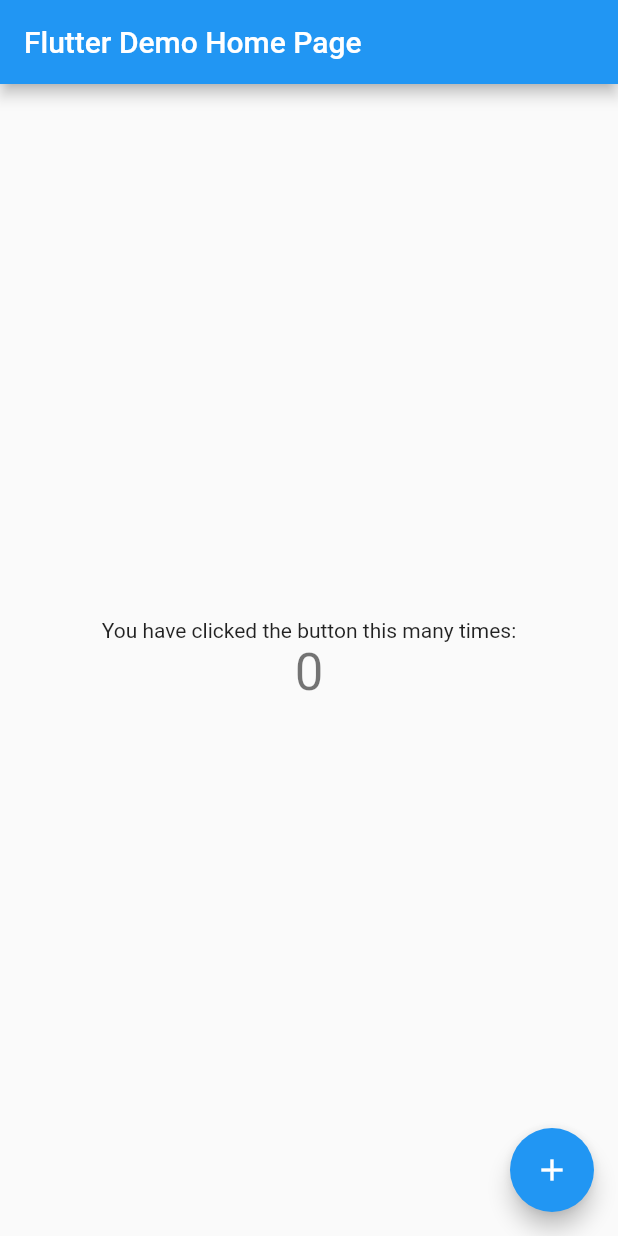
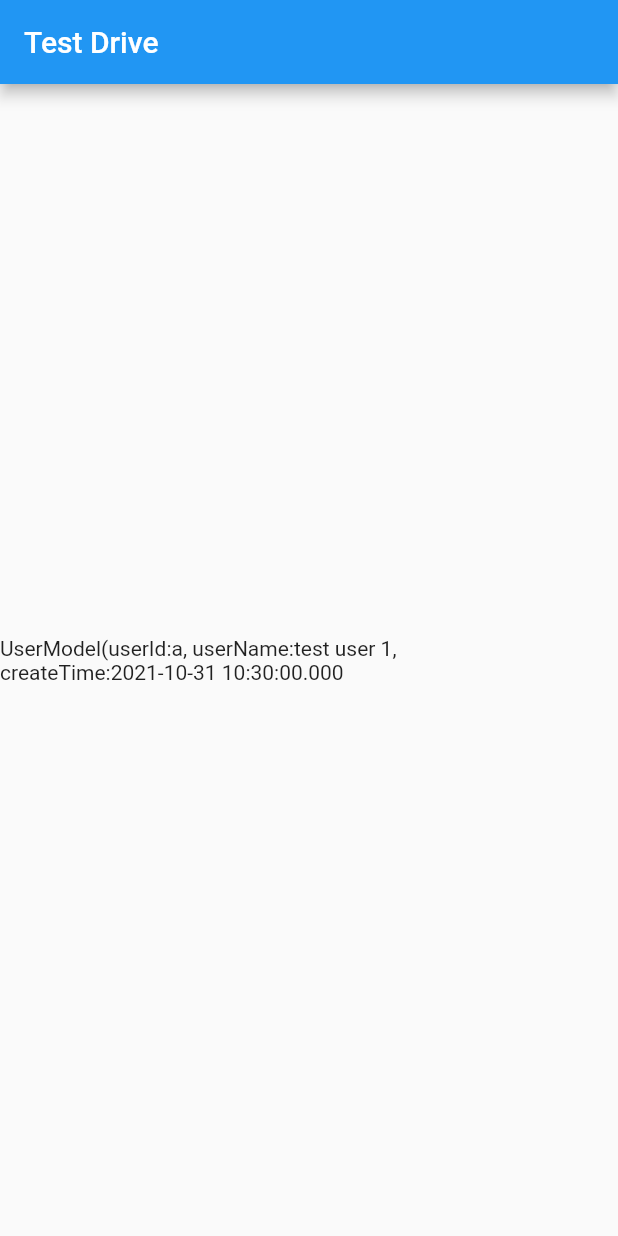
Before and after one commit to teriyaki398/flutter-trial, a Flutter app: the screen it shows after launch, on a phone screen of 412 x 824 dp. Run offline on Flutter 3.47's test engine with Material 2 defaults, Android fonts, the phone set to English and light mode, and no system bars.

Commit message:
create package structure

```diff
--- /dev/null
+++ b/my_app/lib/domain/model/user_model.dart
@@ -0,0 +1,20 @@
+class UserModel {
+  final String _userId;
+  final String _userName;
+  final DateTime _createTime;
+
+  UserModel._(this._userId, this._userName, this._createTime);
+
+  String get userId => _userId;
+
+  String get userName => _userName;
+
+  DateTime get createTime => _createTime;
+
+  static of(String userId, String userName, DateTime createTime) {
+    return UserModel._(userId, userName, createTime);
+  }
+
+  @override
+  String toString() => 'UserModel(userId:$_userId, userName:$_userName, createTime:$_createTime';
+}
--- a/my_app/lib/main.dart
+++ b/my_app/lib/main.dart
@@ -1,115 +1,19 @@
 import 'package:flutter/material.dart';
+import 'package:my_app/ui/user_view.dart';
 
-void main() {
-  runApp(const MyApp());
-}
+void main() => runApp(MyApp());
 
 class MyApp extends StatelessWidget {
   const MyApp({Key? key}) : super(key: key);
 
-  // This widget is the root of your application.
   @override
   Widget build(BuildContext context) {
     return MaterialApp(
-      title: 'Flutter Demo',
-      theme: ThemeData(
-        // This is the theme of your application.
-        //
-        // Try running your application with "flutter run". You'll see the
-        // application has a blue toolbar. Then, without quitting the app, try
-        // changing the primarySwatch below to Colors.green and then invoke
-        // "hot reload" (press "r" in the console where you ran "flutter run",
-        // or simply save your changes to "hot reload" in a Flutter IDE).
-        // Notice that the counter didn't reset back to zero; the application
-        // is not restarted.
-        primarySwatch: Colors.blue,
-      ),
-      home: const MyHomePage(title: 'Flutter Demo Home Page'),
-    );
+        title: 'Startup Name Generator',
+        home: Scaffold(
+            appBar: AppBar(
+              title: const Text('Test Drive'),
+            ),
+            body: UserView()));
   }
 }
-
-class MyHomePage extends StatefulWidget {
-  const MyHomePage({Key? key, required this.title}) : super(key: key);
-
-  // This widget is the home page of your application. It is stateful, meaning
-  // that it has a State object (defined below) that contains fields that affect
-  // how it looks.
-
-  // This class is the configuration for the state. It holds the values (in this
-  // case the title) provided by the parent (in this case the App widget) and
-  // used by the build method of the State. Fields in a Widget subclass are
-  // always marked "final".
-
-  final String title;
-
-  @override
-  State<MyHomePage> createState() => _MyHomePageState();
-}
-
-class _MyHomePageState extends State<MyHomePage> {
-  int _counter = 0;
-
-  void _incrementCounter() {
-    setState(() {
-      // This call to setState tells the Flutter framework that something has
-      // changed in this State, which causes it to rerun the build method below
-      // so that the display can reflect the updated values. If we changed
-      // _counter without calling setState(), then the build method would not be
-      // called again, and so nothing would appear to happen.
-      _counter++;
-    });
-  }
-
-  @override
-  Widget build(BuildContext context) {
-    // This method is rerun every time setState is called, for instance as done
-    // by the _incrementCounter method above.
-    //
-    // The Flutter framework has been optimized to make rerunning build methods
-    // fast, so that you can just rebuild anything that needs updating rather
-    // than having to individually change instances of widgets.
-    return Scaffold(
-      appBar: AppBar(
-        // Here we take the value from the MyHomePage object that was created by
-        // the App.build method, and use it to set our appbar title.
-        title: Text(widget.title),
-      ),
-      body: Center(
-        // Center is a layout widget. It takes a single child and positions it
-        // in the middle of the parent.
-        child: Column(
-          // Column is also a layout widget. It takes a list of children and
-          // arranges them vertically. By default, it sizes itself to fit its
-          // children horizontally, and tries to be as tall as its parent.
-          //
-          // Invoke "debug painting" (press "p" in the console, choose the
-          // "Toggle Debug Paint" action from the Flutter Inspector in Android
-          // Studio, or the "Toggle Debug Paint" command in Visual Studio Code)
-          // to see the wireframe for each widget.
-          //
-          // Column has various properties to control how it sizes itself and
-          // how it positions its children. Here we use mainAxisAlignment to
-          // center the children vertically; the main axis here is the vertical
-          // axis because Columns are vertical (the cross axis would be
-          // horizontal).
-          mainAxisAlignment: MainAxisAlignment.center,
-          children: <Widget>[
-            const Text(
-              'You have clicked the button this many times:',
-            ),
-            Text(
-              '$_counter',
-              style: Theme.of(context).textTheme.headline4,
-            ),
-          ],
-        ),
-      ),
-      floatingActionButton: FloatingActionButton(
-        onPressed: _incrementCounter,
-        tooltip: 'Increment',
-        child: const Icon(Icons.add),
-      ), // This trailing comma makes auto-formatting nicer for build methods.
-    );
-  }
-}
--- /dev/null
+++ b/my_app/lib/service/impl/service_impl.dart
@@ -0,0 +1,9 @@
+import 'package:my_app/domain/model/user_model.dart';
+import 'package:my_app/service/service.dart';
+
+class ServiceImpl implements Service {
+  @override
+  UserModel getUserModel(String userId) {
+    return UserModel.of(userId, "test user 1", DateTime.now());
+  }
+}
--- /dev/null
+++ b/my_app/lib/service/service.dart
@@ -0,0 +1,5 @@
+import 'package:my_app/domain/model/user_model.dart';
+
+abstract class Service {
+  UserModel getUserModel(String userId);
+}
--- /dev/null
+++ b/my_app/lib/ui/user_view.dart
@@ -0,0 +1,22 @@
+import 'package:flutter/widgets.dart';
+import 'package:my_app/service/impl/service_impl.dart';
+import 'package:my_app/service/service.dart';
+
+class UserView extends StatefulWidget {
+  const UserView({Key? key}) : super(key: key);
+
+  @override
+  _UserViewState createState() => _UserViewState();
+}
+
+class _UserViewState extends State<UserView> {
+  @override
+  Widget build(BuildContext context) {
+    return Center(child: Text(getUserModel()));
+  }
+
+  String getUserModel() {
+    Service service = ServiceImpl();
+    return service.getUserModel("a").toString();
+  }
+}
```
Also changed, not shown: my_app/pubspec.yaml (+2 -69 lines), 1 other file.
